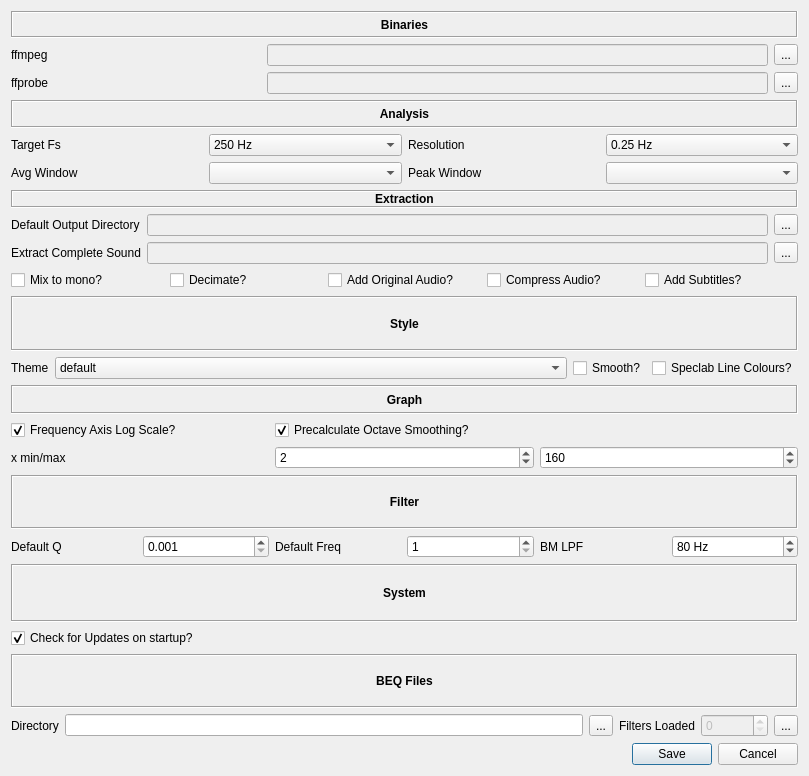
Above: src/main/python/ui/preferences.ui from 3ll3d00d/beqdesigner before the change. Below: the same form after it.
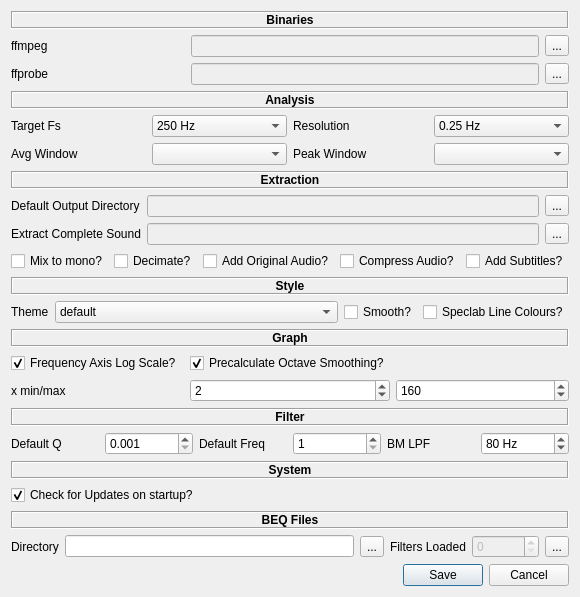
That is the form after the change.

Commit message: reduce size of preferences screen to fit on smaller laptop screens (768px tall) #242

The edit to the form file:
```diff
--- a/src/main/python/ui/preferences.ui
+++ b/src/main/python/ui/preferences.ui
@@ -6,8 +6,8 @@
    <rect>
     <x>0</x>
     <y>0</y>
-    <width>809</width>
-    <height>776</height>
+    <width>519</width>
+    <height>477</height>
    </rect>
   </property>
   <property name="windowTitle">
```
The commit also changes 6 other files.
